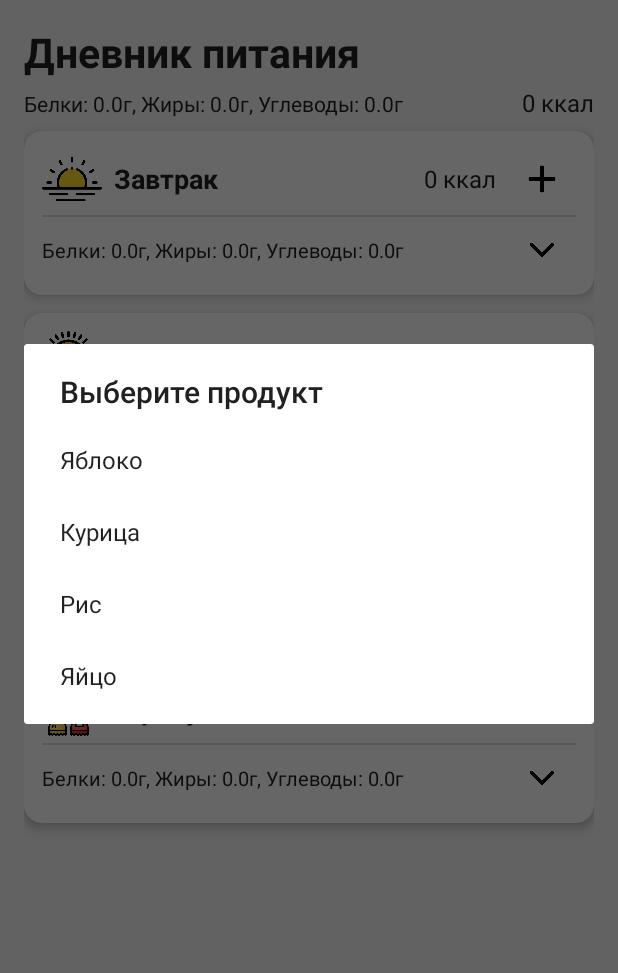
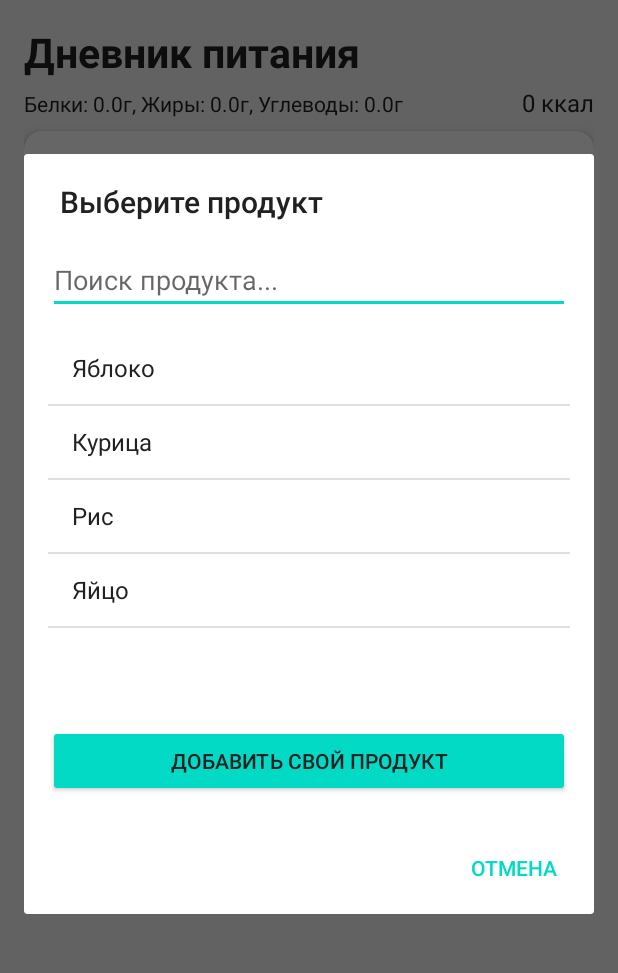
Before and after one commit to pphenomen/health-fit, an Android app built with Jetpack Compose: the DiaryActivity screen opened directly, with no data from a screen before it, after a tap on "Добавить продукт", on a phone screen of 412 x 824 dp, the part 84-1057 px from its top. Run offline under Robolectric (Android 15) with nearby library versions, the phone set to English and light mode, and no system bars.

Commit message:
ЛР4: кастомная разметка списка + фикс багов

```diff
--- a/app/src/main/java/com/example/healthfit/AboutActivity.kt
+++ b/app/src/main/java/com/example/healthfit/AboutActivity.kt
@@ -6,6 +6,10 @@ import androidx.appcompat.widget.Toolbar
 
 class AboutActivity : AppCompatActivity() {
     override fun onCreate(savedInstanceState: Bundle?) {
+        val pref = getSharedPreferences("prefs", MODE_PRIVATE)
+        val isDark = pref.getBoolean("dark_theme", false)
+        setTheme(if (isDark) R.style.Theme_HealthFit_Dark else R.style.Theme_HealthFit)
+
         super.onCreate(savedInstanceState)
         setContentView(R.layout.activity_about)
 
--- a/app/src/main/java/com/example/healthfit/DiaryActivity.kt
+++ b/app/src/main/java/com/example/healthfit/DiaryActivity.kt
@@ -16,6 +16,14 @@ import androidx.cardview.widget.CardView
 import androidx.core.view.isGone
 import java.util.*
 import androidx.core.content.edit
+import android.widget.EditText
+import android.widget.ListView
+import android.widget.Button
+import android.widget.Spinner
+import android.widget.ArrayAdapter
+import android.widget.Toast
+import androidx.core.widget.addTextChangedListener
+import com.example.healthfit.R
 
 class DiaryActivity : AppCompatActivity() {
 
@@ -129,6 +137,11 @@ class DiaryActivity : AppCompatActivity() {
 
     override fun onOptionsItemSelected(item: MenuItem): Boolean {
         return when (item.itemId) {
+            R.id.menu_about -> {
+                val intent = Intent(this, AboutActivity::class.java)
+                startActivity(intent)
+                true
+            }
             R.id.action_theme -> {
                 val pref = getSharedPreferences("prefs", MODE_PRIVATE)
                 val isDark = !pref.getBoolean("dark_theme", false)
@@ -163,12 +176,41 @@ class DiaryActivity : AppCompatActivity() {
         sectionTotal: TextView,
         sectionKBJU: TextView
     ) {
-        val foodNames = FoodDatabase.availableFoods.map { it.name }.toTypedArray()
+        val dialogView = layoutInflater.inflate(R.layout.food_list, null)
+        val listView = dialogView.findViewById<ListView>(R.id.foodListView)
+        val searchInput = dialogView.findViewById<EditText>(R.id.foodSearchInput)
+        val btnAddCustom = dialogView.findViewById<Button>(R.id.btnAddCustom)
 
-        AlertDialog.Builder(this)
+        var filteredFoods = FoodDatabase.availableFoods.toList()
+        val adapter = ArrayAdapter(
+            this,
+            android.R.layout.simple_list_item_1,
+            filteredFoods.map { it.name }
+        )
+        listView.adapter = adapter
+
+        val dialog = AlertDialog.Builder(this)
             .setTitle(R.string.dialog_food_title)
-            .setItems(foodNames) { _, which ->
-                val selectedFood = FoodDatabase.availableFoods[which]
+            .setView(dialogView)
+            .setNegativeButton(R.string.dialog_cancel, { dialogInterface, which -> dialogInterface.dismiss() })
+            .create()
+
+        searchInput.addTextChangedListener { editable ->
+            val query = editable.toString().trim().lowercase()
+            filteredFoods = if (query.isEmpty()) {
+                FoodDatabase.availableFoods.toList()
+            } else {
+                FoodDatabase.availableFoods.filter { it.name.lowercase().contains(query) }
+            }
+
+            adapter.clear()
+            adapter.addAll(filteredFoods.map { it.name })
+            adapter.notifyDataSetChanged()
+        }
+
+        listView.setOnItemClickListener { parent, view, position, id ->
+            dialog.dismiss()
+            val selectedFood = filteredFoods[position]
 
             val input = EditText(this)
             input.hint = getString(R.string.dialog_weight_hint)
@@ -180,8 +222,9 @@ class DiaryActivity : AppCompatActivity() {
                 .setPositiveButton(R.string.dialog_ok) { _, _ ->
                     val grams = input.text.toString().toIntOrNull() ?: 100
                     val existing = targetList.find { it.name == selectedFood.name }
+                    val foodToAdd = selectedFood.copy(weight = grams)
                     if (existing != null) existing.weight += grams
-                        else targetList.add(selectedFood.copy(weight = grams))
+                    else targetList.add(foodToAdd)
 
                     refreshSection(container, targetList)
                     updateSectionTotal(targetList, sectionTotal, sectionKBJU)
@@ -192,6 +235,62 @@ class DiaryActivity : AppCompatActivity() {
                 .setNegativeButton(R.string.dialog_cancel, null)
                 .show()
         }
+        btnAddCustom.setOnClickListener {
+            dialog.dismiss()
+            showCustomFoodDialog()
+        }
+
+        dialog.show()
+    }
+
+    private fun showCustomFoodDialog() {
+        val categoryNames = listOf(*resources.getStringArray(R.array.food_categories), getString(R.string.category_other))
+
+        val dialogView = layoutInflater.inflate(R.layout.add_custom_food, null)
+
+        val inputName = dialogView.findViewById<EditText>(R.id.inputFoodName)
+        val inputCalories = dialogView.findViewById<EditText>(R.id.inputCalories)
+        val inputProtein = dialogView.findViewById<EditText>(R.id.inputProtein)
+        val inputFat = dialogView.findViewById<EditText>(R.id.inputFat)
+        val inputCarbs = dialogView.findViewById<EditText>(R.id.inputCarbs)
+        val spinnerCategory = dialogView.findViewById<Spinner>(R.id.spinnerCategory)
+
+        // Setup Spinner
+        val adapter = ArrayAdapter(this, android.R.layout.simple_spinner_dropdown_item, categoryNames)
+        spinnerCategory.adapter = adapter
+
+        AlertDialog.Builder(this)
+            .setTitle(R.string.dialog_custom_food_title)
+            .setView(dialogView)
+            .setPositiveButton(R.string.dialog_add) { dialog, which ->
+                val name = inputName.text.toString().trim()
+                val caloriesPer100g = inputCalories.text.toString().toIntOrNull()
+                val proteinPer100g = inputProtein.text.toString().toDoubleOrNull()
+                val fatPer100g = inputFat.text.toString().toDoubleOrNull()
+                val carbsPer100g = inputCarbs.text.toString().toDoubleOrNull()
+                val category = spinnerCategory.selectedItem.toString()
+
+                if (name.isEmpty() || caloriesPer100g == null || proteinPer100g == null || fatPer100g == null || carbsPer100g == null) {
+                    Toast.makeText(this, R.string.fields_warning, Toast.LENGTH_LONG).show()
+                    return@setPositiveButton
+                }
+
+                val iconRes = getCategoryIconRes(category)
+
+                val newFood = Food(
+                    name = name,
+                    caloriesPer100g = caloriesPer100g,
+                    proteinPer100g = proteinPer100g,
+                    fatPer100g = fatPer100g,
+                    carbsPer100g = carbsPer100g,
+                    category = category,
+                    weight = 100
+                )
+                FoodDatabase.availableFoods.add(newFood)
+
+                Toast.makeText(this, getString(R.string.food_created_toast, name), Toast.LENGTH_SHORT).show()
+            }
+            .setNegativeButton(R.string.dialog_cancel, null)
             .show()
     }
 
--- a/app/src/main/java/com/example/healthfit/RegisterActivity.kt
+++ b/app/src/main/java/com/example/healthfit/RegisterActivity.kt
@@ -13,6 +13,10 @@ class RegisterActivity : AppCompatActivity() {
     private val VALID_INPUT_PATTERN = Pattern.compile("^[a-zA-Z0-9]+$")
 
     override fun onCreate(savedInstanceState: Bundle?) {
+        val pref = getSharedPreferences("prefs", MODE_PRIVATE)
+        val isDark = pref.getBoolean("dark_theme", false)
+        setTheme(if (isDark) R.style.Theme_HealthFit_Dark else R.style.Theme_HealthFit)
+
         super.onCreate(savedInstanceState)
         setContentView(R.layout.activity_register)
 
--- a/app/src/main/res/layout/activity_about.xml
+++ b/app/src/main/res/layout/activity_about.xml
@@ -7,9 +7,8 @@
         android:id="@+id/toolbar"
         android:layout_width="match_parent"
         android:layout_height="?attr/actionBarSize"
-        android:background="@color/white"
-        android:theme="@style/ThemeOverlay.AppCompat.ActionBar"
-        android:popupTheme="@style/ThemeOverlay.AppCompat.Light" />
+        android:background="?attr/colorPrimary"
+        android:titleTextColor="?android:textColorPrimary" />
 
     <ScrollView
         android:layout_width="match_parent"
--- a/app/src/main/res/layout/activity_login.xml
+++ b/app/src/main/res/layout/activity_login.xml
@@ -68,6 +68,6 @@
         android:layout_width="wrap_content"
         android:layout_height="wrap_content"
         android:layout_marginTop="20dp"
-        android:text="@string/register_button" />
+        android:text="@string/login_button" />
 
 </LinearLayout>
--- /dev/null
+++ b/app/src/main/res/layout/food_list.xml
@@ -0,0 +1,29 @@
+<?xml version="1.0" encoding="utf-8"?>
+<LinearLayout xmlns:android="http://schemas.android.com/apk/res/android"
+    android:layout_width="match_parent"
+    android:layout_height="wrap_content"
+    android:orientation="vertical"
+    android:padding="16dp">
+
+    <EditText
+        android:id="@+id/foodSearchInput"
+        android:layout_width="match_parent"
+        android:layout_height="wrap_content"
+        android:hint="@string/dialog_search_hint"
+        android:inputType="text"
+        android:maxLines="1"
+        android:layout_marginBottom="12dp"/>
+
+    <ListView
+        android:id="@+id/foodListView"
+        android:layout_width="match_parent"
+        android:layout_height="250dp"
+        android:layout_marginBottom="12dp"/>
+
+    <Button
+        android:id="@+id/btnAddCustom"
+        android:layout_width="match_parent"
+        android:layout_height="wrap_content"
+        android:text="@string/dialog_add_custom_food"
+        android:backgroundTint="?attr/colorPrimary"/>
+</LinearLayout>
--- /dev/null
+++ b/app/src/main/res/values/arrays.xml
@@ -0,0 +1,13 @@
+<?xml version="1.0" encoding="utf-8"?>
+<resources>
+    <string-array name="food_categories">
+        <item>Фрукты/ягоды</item>
+        <item>Овощи</item>
+        <item>Мясо/птица</item>
+        <item>Рыба/морепродукты</item>
+        <item>Молочные/яйца</item>
+        <item>Крупы/хлеб</item>
+        <item>Напитки</item>
+        <item>Сладости/выпечка</item>
+    </string-array>
+</resources>
--- a/app/src/main/res/values/strings.xml
+++ b/app/src/main/res/values/strings.xml
@@ -49,5 +49,16 @@
     <string name="dinner_icon">Иконка ужина</string>
     <string name="snack_icon">Иконка перекуса</string>
     <string name="change_theme">Сменить тему</string>
-
+    <string name="dialog_add_custom_food">Добавить свой продукт</string>
+    <string name="dialog_custom_food_title">Создание продукта (на 100 г)</string>
+    <string name="dialog_custom_name_hint">Название продукта</string>
+    <string name="dialog_custom_calories_hint">Калории (ккал)</string>
+    <string name="dialog_custom_protein_hint">Белки (г)</string>
+    <string name="dialog_custom_fat_hint">Жиры (г)</string>
+    <string name="dialog_custom_carbs_hint">Углеводы (г)</string>
+    <string name="dialog_add">Добавить</string>
+    <string name="food_created_toast">Продукт "%s" создан и добавлен в базу</string>
+    <string name="dialog_search_hint">Поиск продукта...</string>
+    <string name="category_label_short">Категория</string>
+    <string name="category_other">Другое</string>
 </resources>
```
Also changed, not shown: app/src/main/res/layout/activity_register.xml (+10 -10 lines), app/src/main/res/layout/add_custom_food.xml (added, +65 -0 lines), app/src/main/res/layout/dialog_food.xml (+9 -11 lines), app/src/main/res/layout/food_card.xml (+5 -3 lines), 1 other file. Lines whose indentation alone changed are shown as unchanged.
